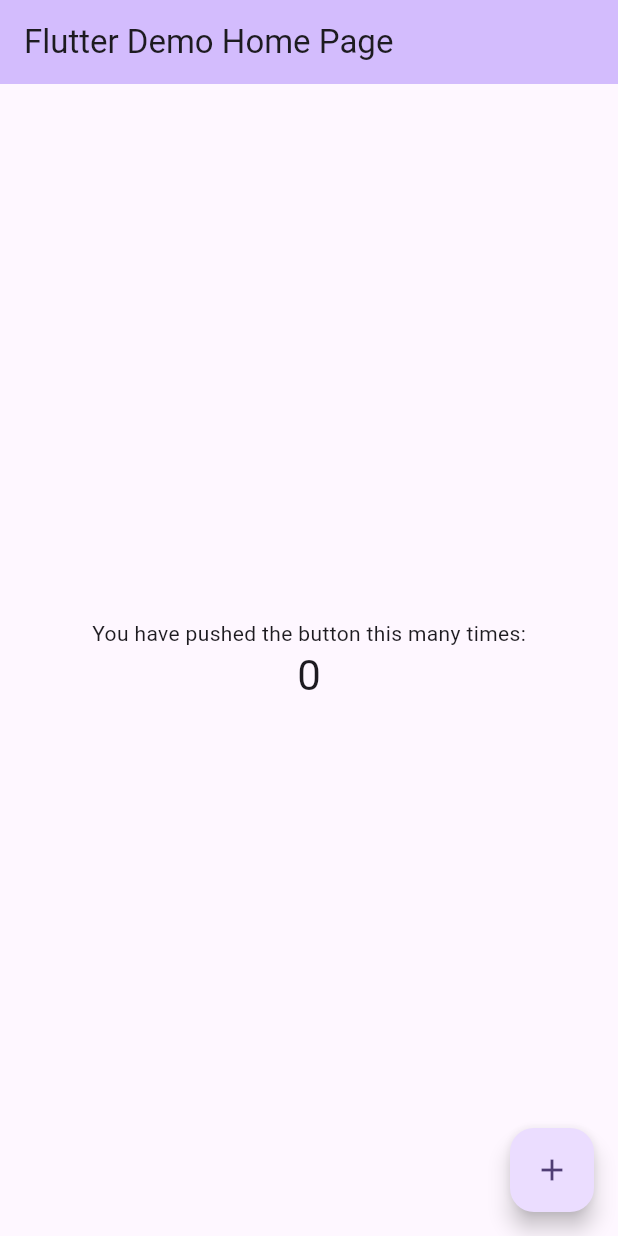
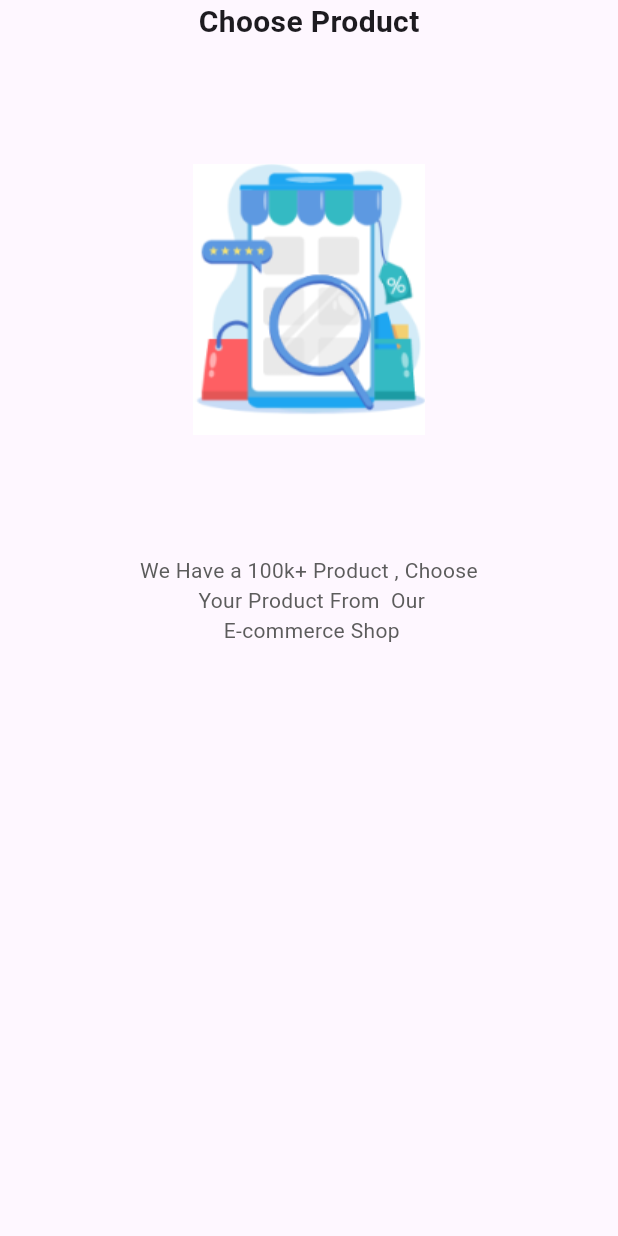
Before and after one commit to AbdelrhmanAmer/Complete-Commerce-App, a Flutter app: the screen it shows after launch, on a phone screen of 412 x 824 dp. Run offline on Flutter 3.47's test engine with Material 3 defaults, Android fonts, the phone set to English and light mode, and no system bars.

Commit message:
images - fonts - constants - models

```diff
--- /dev/null
+++ b/commplete_commerce_app/lib/core/constant/color.dart
@@ -0,0 +1,5 @@
+import 'package:flutter/material.dart';
+
+class AppColor{
+    static const Color grey = Color(0xff5c5c5c);
+}
--- /dev/null
+++ b/commplete_commerce_app/lib/data/data_source/static/static.dart
@@ -0,0 +1,28 @@
+import 'package:commplete_commerce_app/data/model/OnBoardingModel.dart';
+
+List<OnBoardingModel> onBoardingList = [
+  OnBoardingModel(
+    title: "Choose Product",
+    body:
+        "We Have a 100k+ Product , Choose \n Your Product From  Our \n E-commerce Shop",
+    image: "assets/images/onboardingone.PNG",
+  ),
+  OnBoardingModel(
+    title: "Easy And Safe Paymnet",
+    body:
+        "We Have a 100k Product , Choose \n Your Product From Our E-commerce Shop",
+    image: "assets/images/onboardingtwo.PNG",
+  ),
+  OnBoardingModel(
+    title: "Track Your Order",
+    body:
+        "We Have a 100k Product , Choose \n Your Product From Our E-commerce Shop",
+    image: "assets/images/onboardingthree.PNG",
+  ),
+  OnBoardingModel(
+    title: "Fast Delivery",
+    body:
+        "We Have a 100k Product , Choose \n Your Product From Our E-commerce Shop",
+    image: "assets/images/onboardingfour.PNG",
+  ),
+];
--- /dev/null
+++ b/commplete_commerce_app/lib/data/model/OnBoardingModel.dart
@@ -0,0 +1,7 @@
+class OnBoardingModel{
+  final String? title;
+  final String? image;
+  final String? body;
+
+  OnBoardingModel({this.title, this.image, this.body});
+}
--- a/commplete_commerce_app/lib/main.dart
+++ b/commplete_commerce_app/lib/main.dart
@@ -1,3 +1,4 @@
+import 'package:commplete_commerce_app/view/screens/on_boarding_screen.dart';
 import 'package:flutter/material.dart';
 
 void main() {
@@ -7,119 +8,16 @@
 class MyApp extends StatelessWidget {
   const MyApp({super.key});
 
-  // This widget is the root of your application.
   @override
   Widget build(BuildContext context) {
     return MaterialApp(
+      debugShowCheckedModeBanner: false,
       title: 'Flutter Demo',
       theme: ThemeData(
-        // This is the theme of your application.
-        //
-        // TRY THIS: Try running your application with "flutter run". You'll see
-        // the application has a purple toolbar. Then, without quitting the app,
-        // try changing the seedColor in the colorScheme below to Colors.green
-        // and then invoke "hot reload" (save your changes or press the "hot
-        // reload" button in a Flutter-supported IDE, or press "r" if you used
-        // the command line to start the app).
-        //
-        // Notice that the counter didn't reset back to zero; the application
-        // state is not lost during the reload. To reset the state, use hot
-        // restart instead.
-        //
-        // This works for code too, not just values: Most code changes can be
-        // tested with just a hot reload.
         colorScheme: ColorScheme.fromSeed(seedColor: Colors.deepPurple),
         useMaterial3: true,
       ),
-      home: const MyHomePage(title: 'Flutter Demo Home Page'),
+      home: const OnBoardingScreen(),
     );
   }
 }
-
-class MyHomePage extends StatefulWidget {
-  const MyHomePage({super.key, required this.title});
-
-  // This widget is the home page of your application. It is stateful, meaning
-  // that it has a State object (defined below) that contains fields that affect
-  // how it looks.
-
-  // This class is the configuration for the state. It holds the values (in this
-  // case the title) provided by the parent (in this case the App widget) and
-  // used by the build method of the State. Fields in a Widget subclass are
-  // always marked "final".
-
-  final String title;
-
-  @override
-  State<MyHomePage> createState() => _MyHomePageState();
-}
-
-class _MyHomePageState extends State<MyHomePage> {
-  int _counter = 0;
-
-  void _incrementCounter() {
-    setState(() {
-      // This call to setState tells the Flutter framework that something has
-      // changed in this State, which causes it to rerun the build method below
-      // so that the display can reflect the updated values. If we changed
-      // _counter without calling setState(), then the build method would not be
-      // called again, and so nothing would appear to happen.
-      _counter++;
-    });
-  }
-
-  @override
-  Widget build(BuildContext context) {
-    // This method is rerun every time setState is called, for instance as done
-    // by the _incrementCounter method above.
-    //
-    // The Flutter framework has been optimized to make rerunning build methods
-    // fast, so that you can just rebuild anything that needs updating rather
-    // than having to individually change instances of widgets.
-    return Scaffold(
-      appBar: AppBar(
-        // TRY THIS: Try changing the color here to a specific color (to
-        // Colors.amber, perhaps?) and trigger a hot reload to see the AppBar
-        // change color while the other colors stay the same.
-        backgroundColor: Theme.of(context).colorScheme.inversePrimary,
-        // Here we take the value from the MyHomePage object that was created by
-        // the App.build method, and use it to set our appbar title.
-        title: Text(widget.title),
-      ),
-      body: Center(
-        // Center is a layout widget. It takes a single child and positions it
-        // in the middle of the parent.
-        child: Column(
-          // Column is also a layout widget. It takes a list of children and
-          // arranges them vertically. By default, it sizes itself to fit its
-          // children horizontally, and tries to be as tall as its parent.
-          //
-          // Column has various properties to control how it sizes itself and
-          // how it positions its children. Here we use mainAxisAlignment to
-          // center the children vertically; the main axis here is the vertical
-          // axis because Columns are vertical (the cross axis would be
-          // horizontal).
-          //
-          // TRY THIS: Invoke "debug painting" (choose the "Toggle Debug Paint"
-          // action in the IDE, or press "p" in the console), to see the
-          // wireframe for each widget.
-          mainAxisAlignment: MainAxisAlignment.center,
-          children: <Widget>[
-            const Text(
-              'You have pushed the button this many times:',
-            ),
-            Text(
-              '$_counter',
-              style: Theme.of(context).textTheme.headlineMedium,
-            ),
-          ],
-        ),
-      ),
-      floatingActionButton: FloatingActionButton(
-        onPressed: _incrementCounter,
-        tooltip: 'Increment',
-        child: const Icon(Icons.add),
-      ), // This trailing comma makes auto-formatting nicer for build methods.
-    );
-  }
-}
--- /dev/null
+++ b/commplete_commerce_app/lib/view/screens/on_boarding_screen.dart
@@ -0,0 +1,39 @@
+import 'package:commplete_commerce_app/core/constant/color.dart';
+import 'package:commplete_commerce_app/data/data_source/static/static.dart';
+import 'package:flutter/material.dart';
+
+class OnBoardingScreen extends StatelessWidget {
+  const OnBoardingScreen({super.key});
+
+  @override
+  Widget build(BuildContext context) {
+    return Scaffold(
+        body: SafeArea(
+      child: PageView.builder(
+          itemCount: onBoardingList.length,
+          itemBuilder: (ctx, index) {
+            return Column(
+              children: [
+                Text(
+                  onBoardingList[index].title!,
+                  style: const TextStyle(
+                    fontWeight: FontWeight.bold,
+                    fontSize: 20,
+                  ),
+                ),
+                const SizedBox(height: 80),
+                Image.asset(onBoardingList[index].image!),
+                const SizedBox(height: 80),
+                Text(
+                  onBoardingList[index].body!,
+                  textAlign: TextAlign.center,
+                  style: const TextStyle(
+                    color: AppColor.grey,
+                  ),
+                )
+              ],
+            );
+          }),
+    ));
+  }
+}
```
Also changed, not shown: commplete_commerce_app/pubspec.yaml (+8 -67 lines), commplete_commerce_app/assets/fonts/Cairo/Cairo-Black.ttf (added), commplete_commerce_app/assets/fonts/Cairo/Cairo-Bold.ttf (added), commplete_commerce_app/assets/fonts/Cairo/Cairo-ExtraLight.ttf (added), commplete_commerce_app/assets/fonts/Cairo/Cairo-Light.ttf (added), commplete_commerce_app/assets/fonts/Cairo/Cairo-Regular.ttf (added), commplete_commerce_app/assets/fonts/Cairo/Cairo-SemiBold.ttf (added), commplete_commerce_app/assets/images/onboardingfour.PNG (added), commplete_commerce_app/assets/images/onboardingone.PNG (added), commplete_commerce_app/assets/images/onboardingthree.PNG (added), commplete_commerce_app/assets/images/onboardingtwo.PNG (added), 2 other files.
